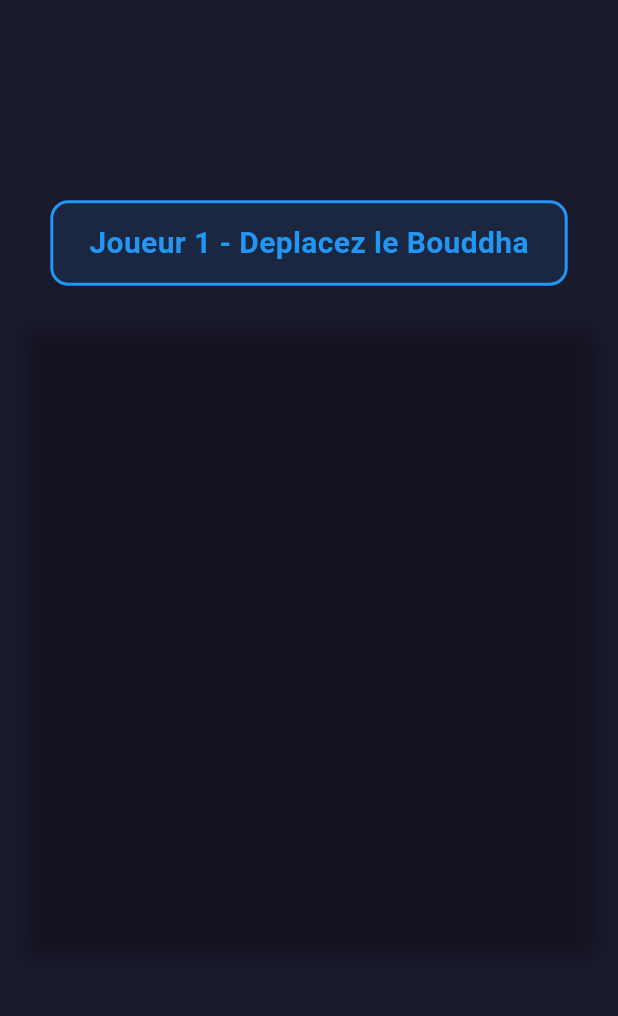
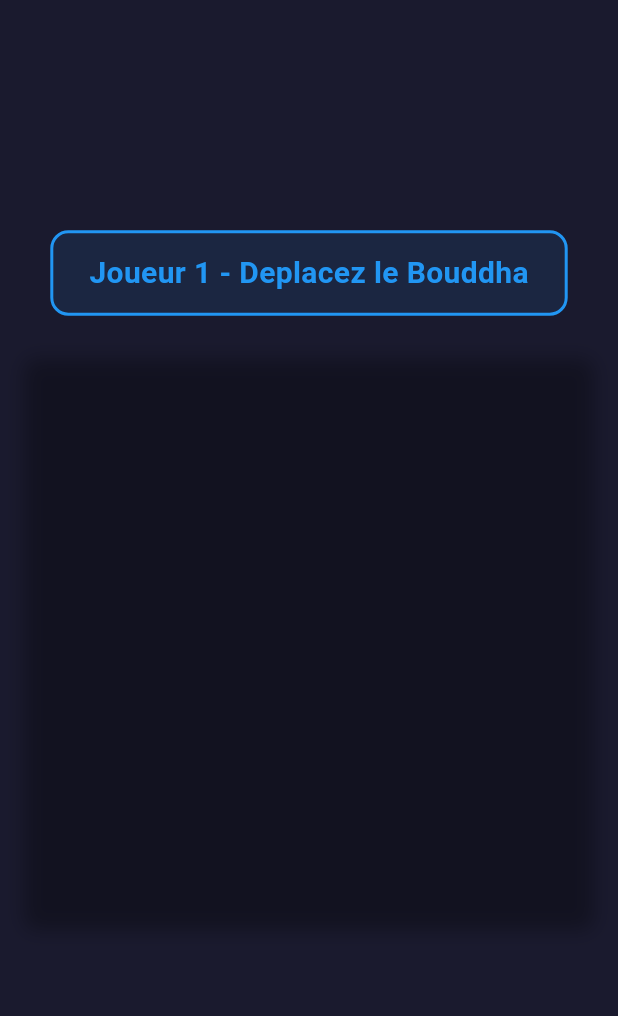
Before and after one commit to nogringo/kaptis, a Flutter app: the GameScreen screen opened directly with empty values, on a phone screen of 412 x 824 dp, the part 84-1100 px from its top. Run offline on Flutter 3.47's test engine with Material 3 defaults, Android fonts, the phone set to English and light mode, and no system bars.

```diff
--- a/lib/widgets/game_board.dart
+++ b/lib/widgets/game_board.dart
@@ -247,8 +247,9 @@ class GameBoardState extends State<GameBoard> {
         borderRadius: BorderRadius.circular(8),
         child: SizedBox(
           width: boardPixelSize,
-          height: boardPixelSize,
-          child: GridView.builder(
+          child: AspectRatio(
+            aspectRatio: 1.0,
+            child: GridView.builder(
             physics: const NeverScrollableScrollPhysics(),
             gridDelegate: SliverGridDelegateWithFixedCrossAxisCount(
               crossAxisCount: gameState.boardSize,
@@ -260,6 +261,7 @@ class GameBoardState extends State<GameBoard> {
               final pos = Position(row, col);
               return _buildCell(pos);
             },
+          ),
           ),
         ),
       ),
```
